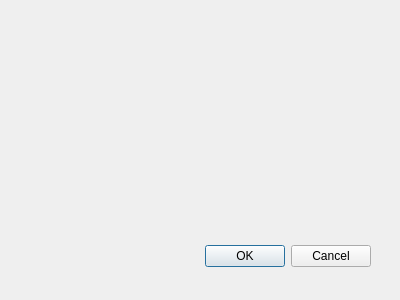
This is guided_offline_editing_dialog_base.ui in ygversil/qgis-guided-offline-editing as Qt 5 draws it before an edit. The edited form follows.
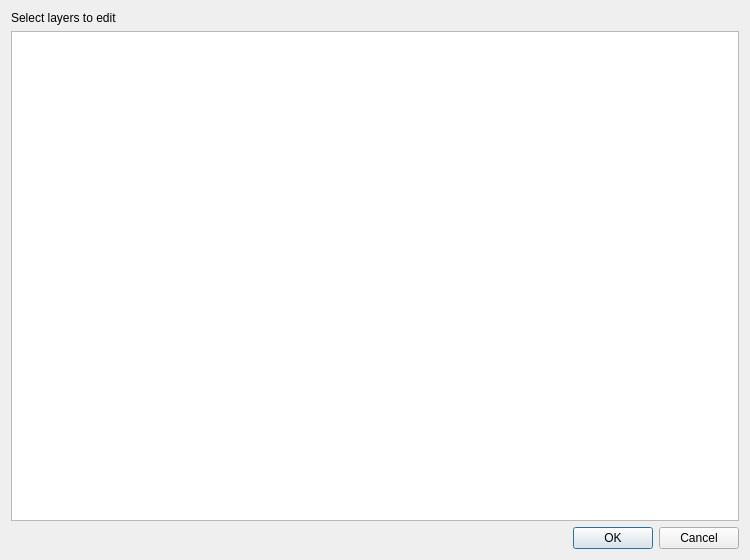
This is the edited form.

Commit message:
Clean ui to keep only a table of available layers
Qt object name is `layerTable`.

What changed in the file:
```diff
--- a/guided_offline_editing_dialog_base.ui
+++ b/guided_offline_editing_dialog_base.ui
@@ -1,33 +1,50 @@
 <ui version="4.0" >
  <class>GuidedOfflineEditingPluginDialogBase</class>
- <widget class="QDialog" name="GuidedOfflineEditingPluginDialogBase" >
-  <property name="geometry" >
+ <widget class="QDialog" name="GuidedOfflineEditingPluginDialogBase">
+  <property name="geometry">
    <rect>
     <x>0</x>
     <y>0</y>
-    <width>400</width>
-    <height>300</height>
+    <width>750</width>
+    <height>560</height>
    </rect>
   </property>
   <property name="windowTitle" >
    <string>Guided Offline Editing Plugin</string>
   </property>
-  <widget class="QDialogButtonBox" name="button_box" >
-   <property name="geometry" >
-    <rect>
-     <x>30</x>
-     <y>240</y>
-     <width>341</width>
-     <height>32</height>
-    </rect>
-   </property>
-   <property name="orientation" >
-    <enum>Qt::Horizontal</enum>
-   </property>
-   <property name="standardButtons" >
-    <set>QDialogButtonBox::Cancel|QDialogButtonBox::Ok</set>
-   </property>
-  </widget>
+  <layout class="QGridLayout" name="gridLayout">
+   <item row="0" column="0">
+    <layout class="QVBoxLayout" name="mainSelectLayerLayout">
+     <item>
+      <widget class="QLabel" name="selectLayerLabel">
+       <property name="text">
+        <string>Select layers to edit</string>
+       </property>
+      </widget>
+     </item>
+     <item>
+      <widget class="QTableView" name="layerTable">
+       <property name="selectionMode">
+        <enum>QAbstractItemView::MultiSelection</enum>
+       </property>
+       <property name="selectionBehavior">
+        <enum>QAbstractItemView::SelectRows</enum>
+       </property>
+      </widget>
+     </item>
+     <item>
+      <widget class="QDialogButtonBox" name="okCancelButtonBox">
+       <property name="orientation">
+        <enum>Qt::Horizontal</enum>
+       </property>
+       <property name="standardButtons">
+        <set>QDialogButtonBox::Cancel|QDialogButtonBox::Ok</set>
+       </property>
+      </widget>
+     </item>
+    </layout>
+   </item>
+  </layout>
  </widget>
  <resources/>
  <connections>
```
Left out of the diff: 51 changed lines with no effect on the pictures.
